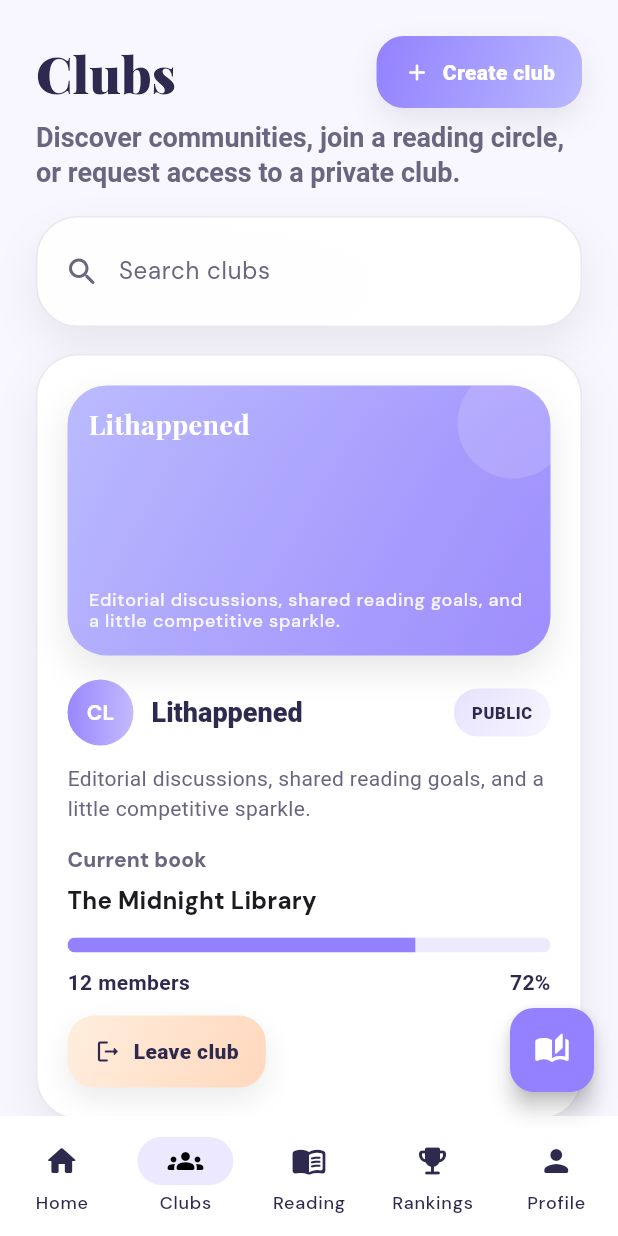
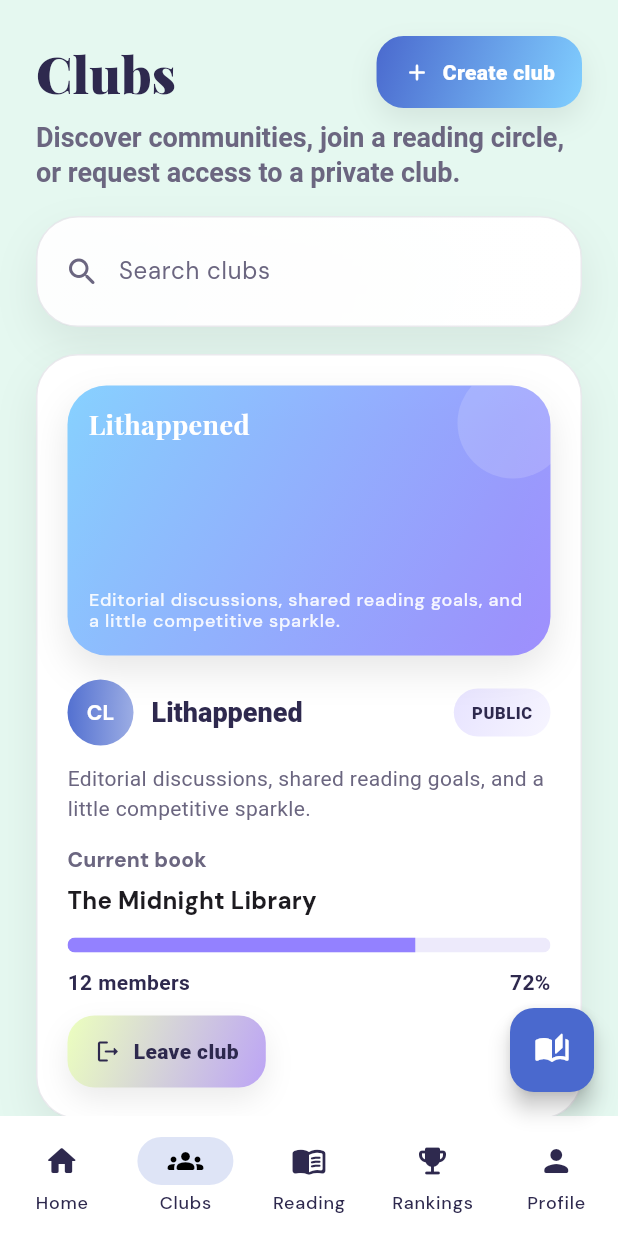
Before and after one commit to bianluna/lithub, a Flutter app: the screen it shows after launch, item 2 of the bottom bar chosen, on a phone screen of 412 x 824 dp. Run offline on Flutter 3.47's test engine with Material 3 defaults, Android fonts, the phone set to English and light mode, and no system bars; our stand-ins replace flutter_riverpod, go_router, google_fonts.

Commit message:
skeleton of app and wp

```diff
--- a/lib/core/theme/lit_theme.dart
+++ b/lib/core/theme/lit_theme.dart
@@ -2,11 +2,11 @@ import 'package:flutter/material.dart';
 import 'package:google_fonts/google_fonts.dart';
 
 class LitColors {
-  static const background = Color(0xFFF8F7FF);
-  static const warmSurface = Color(0xFFFFEEDD);
-  static const softPeach = Color(0xFFFFD8BE);
-  static const softPeriwinkle = Color(0xFFB8B8FF);
-  static const primaryPurple = Color(0xFF9381FF);
+  static const background = Color(0xFFE5F8F0); // Honeydew
+  static const warmSurface = Color(0xFFECFFBE); // Tea Green
+  static const softPeach = Color(0xFFBCA4F5); // Mauve
+  static const softPeriwinkle = Color(0xFF81CFFF); // Sky Blue
+  static const primaryPurple = Color(0xFF4A69CE); // Royal Blue
   static const text = Color(0xFF2E294E);
   static const mutedText = Color(0xFF6B6680);
   static const border = Color(0x1A2E294E);
--- a/lib/services/mock_lit_data.dart
+++ b/lib/services/mock_lit_data.dart
@@ -4,8 +4,8 @@ import 'package:litapp/models/lit_models.dart';
 class MockLitData {
   static AppUser currentUser = AppUser(
     id: 'u1',
-    name: 'Bianca Vale',
-    handle: '@biancavale',
+    name: 'Bianca',
+    handle: '@bianca',
     avatarSeed: 'bianca',
     bio: 'Reads literary fiction, joins monthly club debates, and always circles back to stories with warm, strange hearts.',
     level: 12,
```
Also changed, not shown: 1 other file.
